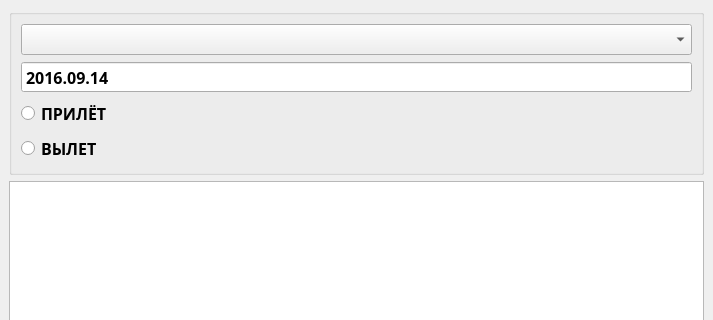
This is mainwindow.ui in 1123581321345589144233377610/Airport-Inspector as Qt 5 draws it before an edit; both pictures show x 0 to 713 and y 0 to 320 of the 713 by 679 pixel window. The edited form follows.
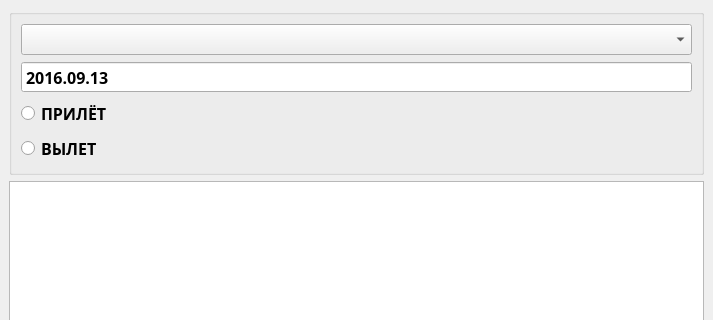
This is the edited form.

```diff
--- a/mainwindow.ui
+++ b/mainwindow.ui
@@ -10,6 +10,13 @@
     <height>679</height>
    </rect>
   </property>
+  <property name="font">
+   <font>
+    <family>Arial Rounded MT</family>
+    <pointsize>12</pointsize>
+    <bold>true</bold>
+   </font>
+  </property>
   <property name="windowTitle">
    <string>MainWindow</string>
   </property>
@@ -54,7 +61,7 @@
            <second>0</second>
            <year>2016</year>
            <month>9</month>
-           <day>14</day>
+           <day>13</day>
           </datetime>
          </property>
          <property name="maximumDateTime">
```
Left out of the diff: 2 changed lines with no effect on the pictures.
